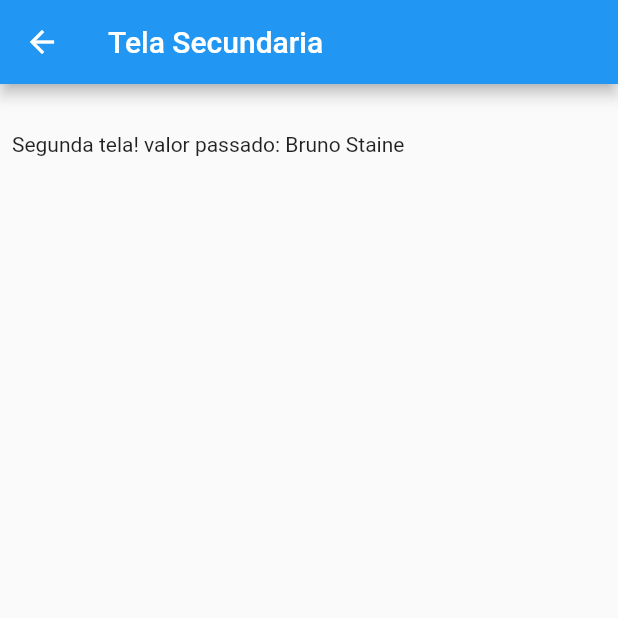
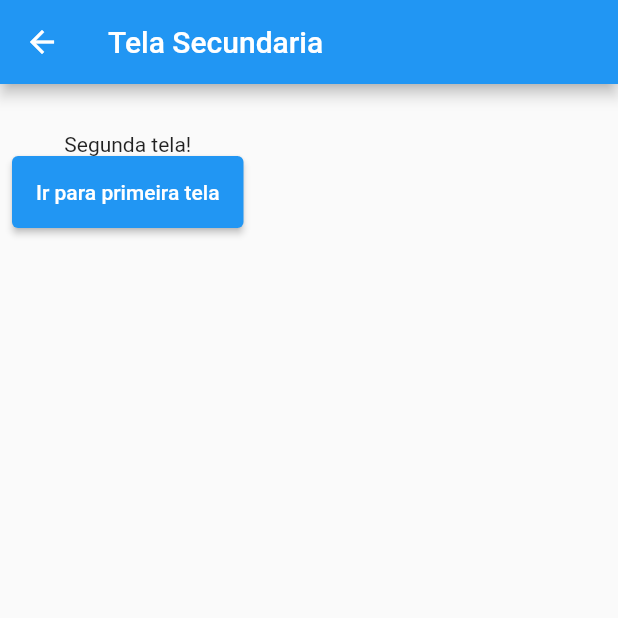
Before and after one commit to brunoconnect/navegacao, a Flutter app: the screen it shows after launch, after a tap on "Ir para segunda tela", on a phone screen of 412 x 824 dp, the top half of it. Run offline on Flutter 3.47's test engine with Material 2 defaults, Android fonts, the phone set to English and light mode, and no system bars.

Commit message:
rotas nomeadas

```diff
--- a/lib/TelaSecundaria.dart
+++ b/lib/TelaSecundaria.dart
@@ -13,13 +13,22 @@ class _TelaSecundariaState extends State<TelaSecundaria> {
   Widget build(BuildContext context) {
     return Scaffold(
       appBar: AppBar(
-        title: const Text("Tela Secundaria"),
+        title: Text("Tela Secundaria"),
         backgroundColor: Colors.blue,
       ),
       body: Container(
-        padding: const EdgeInsets.only(top: 32, left: 8, right: 8),
-        child: Column(
-            children: [Text("Segunda tela! valor passado: ${widget.valor}")]),
+        padding: EdgeInsets.only(top: 32, left: 8, right: 8),
+        child: Column(children: [
+          Text("Segunda tela!"),
+          ElevatedButton(
+              style: ElevatedButton.styleFrom(
+                padding: EdgeInsets.all(16),
+              ),
+              onPressed: () {
+                Navigator.pushNamed(context, "/");
+              },
+              child: Text("Ir para primeira tela")),
+        ]),
       ),
     );
   }
--- a/lib/main.dart
+++ b/lib/main.dart
@@ -2,7 +2,11 @@ import 'package:flutter/material.dart';
 import 'package:navegacao/TelaSecundaria.dart';
 
 void main() {
-  runApp(const MaterialApp(
+  runApp(MaterialApp(
+    initialRoute: '/',
+    routes: {
+      '/secundaria': (context) => TelaSecundaria(),
+    },
     home: TelaPrincipal(),
   ));
 }
@@ -19,24 +23,20 @@ class _TelaPrincipalState extends State<TelaPrincipal> {
   Widget build(BuildContext context) {
     return Scaffold(
       appBar: AppBar(
-        title: const Text("Tela Principal"),
+        title: Text("Tela Principal"),
         backgroundColor: Colors.orange,
       ),
       body: Container(
-        padding: const EdgeInsets.only(top: 32, left: 8, right: 8),
+        padding: EdgeInsets.only(top: 32, left: 8, right: 8),
         child: Column(children: [
           ElevatedButton(
               style: ElevatedButton.styleFrom(
-                padding: const EdgeInsets.all(16),
+                padding: EdgeInsets.all(16),
               ),
               onPressed: () {
-                Navigator.push(
-                    context,
-                    MaterialPageRoute(
-                        builder: (context) =>
-                            TelaSecundaria(valor: "Bruno Staine")));
+                Navigator.pushNamed(context, "/secundaria");
               },
-              child: const Text("Ir para segunda tela")),
+              child: Text("Ir para segunda tela")),
         ]),
       ),
     );
```
